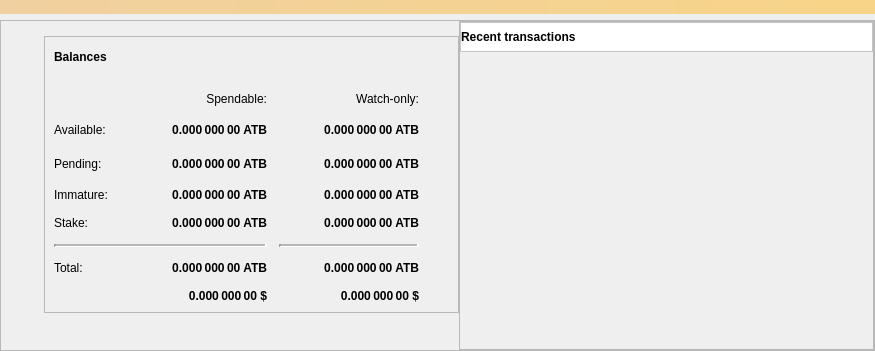
Above: src/qt/forms/overviewpage.ui from odrowonz/atbcoin-insight before the change. Below: the same form after it.
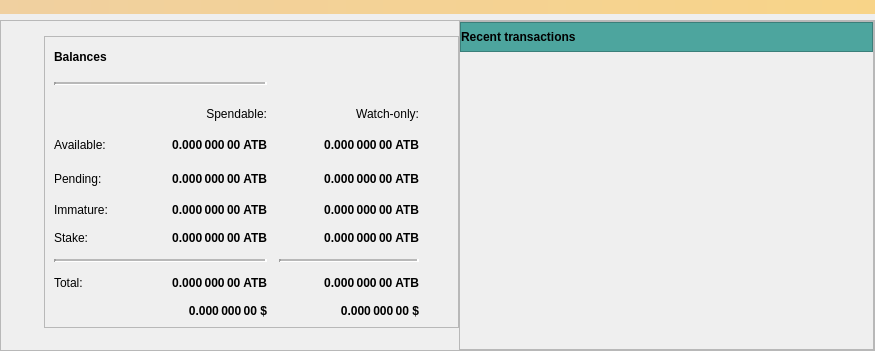
That is the form after the change. Icons and pictures are not drawn. Custom widgets are drawn as their Qt base class.

Patch:
```diff
--- a/src/qt/forms/overviewpage.ui
+++ b/src/qt/forms/overviewpage.ui
@@ -76,6 +76,9 @@
        <layout class="QHBoxLayout" name="horizontalLayout" stretch="1,1">
         <item>
          <layout class="QVBoxLayout" name="verticalLayout_2">
+          <property name="spacing">
+           <number>0</number>
+          </property>
           <property name="topMargin">
            <number>15</number>
           </property>
@@ -152,7 +155,7 @@
               </layout>
              </item>
              <item>
-              <spacer name="verticalSpacer_2">
+              <spacer name="verticalSpacer_3">
                <property name="orientation">
                 <enum>Qt::Vertical</enum>
                </property>
@@ -162,7 +165,7 @@
                <property name="sizeHint" stdset="0">
                 <size>
                  <width>20</width>
-                 <height>18</height>
+                 <height>8</height>
                 </size>
                </property>
               </spacer>
@@ -175,7 +178,7 @@
                <property name="verticalSpacing">
                 <number>14</number>
                </property>
-               <item row="5" column="3">
+               <item row="7" column="3">
                 <widget class="Line" name="lineWatchBalance">
                  <property name="sizePolicy">
                   <sizepolicy hsizetype="Preferred" vsizetype="Fixed">
@@ -200,14 +203,14 @@
                  </property>
                 </widget>
                </item>
-               <item row="6" column="0">
+               <item row="8" column="0">
                 <widget class="QLabel" name="labelTotalText">
                  <property name="text">
                   <string>Total:</string>
                  </property>
                 </widget>
                </item>
-               <item row="3" column="2">
+               <item row="5" column="2">
                 <widget class="QLabel" name="labelImmature">
                  <property name="font">
                   <font>
@@ -232,14 +235,14 @@
                  </property>
                 </widget>
                </item>
-               <item row="3" column="0">
+               <item row="5" column="0">
                 <widget class="QLabel" name="labelImmatureText">
                  <property name="text">
                   <string>Immature:</string>
                  </property>
                 </widget>
                </item>
-               <item row="6" column="2">
+               <item row="8" column="2">
                 <widget class="QLabel" name="labelTotal">
                  <property name="font">
                   <font>
@@ -264,7 +267,7 @@
                  </property>
                 </widget>
                </item>
-               <item row="6" column="3">
+               <item row="8" column="3">
                 <widget class="QLabel" name="labelWatchTotal">
                  <property name="font">
                   <font>
@@ -289,7 +292,7 @@
                  </property>
                 </widget>
                </item>
-               <item row="0" column="3">
+               <item row="2" column="3">
                 <widget class="QLabel" name="labelWatchonly">
                  <property name="text">
                   <string>Watch-only:</string>
@@ -299,14 +302,14 @@
                  </property>
                 </widget>
                </item>
-               <item row="1" column="0">
+               <item row="3" column="0">
                 <widget class="QLabel" name="labelBalanceText">
                  <property name="text">
                   <string>Available:</string>
                  </property>
                 </widget>
                </item>
-               <item row="1" column="2">
+               <item row="3" column="2">
                 <widget class="QLabel" name="labelBalance">
                  <property name="font">
                   <font>
@@ -331,7 +334,7 @@
                  </property>
                 </widget>
                </item>
-               <item row="1" column="3">
+               <item row="3" column="3">
                 <widget class="QLabel" name="labelWatchAvailable">
                  <property name="font">
                   <font>
@@ -356,14 +359,14 @@
                  </property>
                 </widget>
                </item>
-               <item row="2" column="0">
+               <item row="4" column="0">
                 <widget class="QLabel" name="labelPendingText">
                  <property name="text">
                   <string>Pending:</string>
                  </property>
                 </widget>
                </item>
-               <item row="0" column="2">
+               <item row="2" column="2">
                 <widget class="QLabel" name="labelSpendable">
                  <property name="text">
                   <string>Spendable:</string>
@@ -373,14 +376,14 @@
                  </property>
                 </widget>
                </item>
-               <item row="4" column="0">
+               <item row="6" column="0">
                 <widget class="QLabel" name="labelStakeText">
                  <property name="text">
                   <string>Stake:</string>
                  </property>
                 </widget>
                </item>
-               <item row="4" column="2">
+               <item row="6" column="2">
                 <widget class="QLabel" name="labelStake">
                  <property name="font">
                   <font>
@@ -405,7 +408,7 @@
                  </property>
                 </widget>
                </item>
-               <item row="4" column="3">
+               <item row="6" column="3">
                 <widget class="QLabel" name="labelWatchStake">
                  <property name="font">
                   <font>
@@ -430,7 +433,7 @@
                  </property>
                 </widget>
                </item>
-               <item row="1" column="1">
+               <item row="3" column="1">
                 <spacer name="horizontalSpacer_4">
                  <property name="orientation">
                   <enum>Qt::Horizontal</enum>
@@ -443,7 +446,7 @@
                  </property>
                 </spacer>
                </item>
-               <item row="2" column="1">
+               <item row="4" column="1">
                 <spacer name="horizontalSpacer_5">
                  <property name="orientation">
                   <enum>Qt::Horizontal</enum>
@@ -456,7 +459,7 @@
                  </property>
                 </spacer>
                </item>
-               <item row="2" column="3">
+               <item row="4" column="3">
                 <widget class="QLabel" name="labelWatchPending">
                  <property name="font">
                   <font>
@@ -481,7 +484,7 @@
                  </property>
                 </widget>
                </item>
-               <item row="2" column="2">
+               <item row="4" column="2">
                 <widget class="QLabel" name="labelUnconfirmed">
                  <property name="font">
                   <font>
@@ -506,7 +509,7 @@
                  </property>
                 </widget>
                </item>
-               <item row="3" column="3">
+               <item row="5" column="3">
                 <widget class="QLabel" name="labelWatchImmature">
                  <property name="font">
                   <font>
@@ -531,7 +534,7 @@
                  </property>
                 </widget>
                </item>
-               <item row="2" column="4">
+               <item row="4" column="4">
                 <spacer name="horizontalSpacer_2">
                  <property name="orientation">
                   <enum>Qt::Horizontal</enum>
@@ -547,38 +550,7 @@
                  </property>
                 </spacer>
                </item>
-               <item row="5" column="0" colspan="3">
-                <widget class="Line" name="line">
-                 <property name="sizeIncrement">
-                  <size>
-                   <width>0</width>
-                   <height>0</height>
-                  </size>
-                 </property>
-                 <property name="baseSize">
-                  <size>
-                   <width>0</width>
-                   <height>0</height>
-                  </size>
-                 </property>
-                 <property name="autoFillBackground">
-                  <bool>true</bool>
-                 </property>
-                 <property name="styleSheet">
-                  <string notr="true"/>
-                 </property>
-                 <property name="lineWidth">
-                  <number>2</number>
-                 </property>
-                 <property name="midLineWidth">
-                  <number>2</number>
-                 </property>
-                 <property name="orientation">
-                  <enum>Qt::Horizontal</enum>
-                 </property>
-                </widget>
-               </item>
-               <item row="7" column="2">
+               <item row="9" column="2">
                 <widget class="QLabel" name="LabelDollar">
                  <property name="font">
                   <font>
@@ -603,7 +575,7 @@
                  </property>
                 </widget>
                </item>
-               <item row="7" column="3">
+               <item row="9" column="3">
                 <widget class="QLabel" name="LabelDollar_watchonly">
                  <property name="font">
                   <font>
@@ -628,23 +600,113 @@
                  </property>
                 </widget>
                </item>
+               <item row="7" column="0" colspan="3">
+                <widget class="Line" name="line">
+                 <property name="sizeIncrement">
+                  <size>
+                   <width>0</width>
+                   <height>0</height>
+                  </size>
+                 </property>
+                 <property name="baseSize">
+                  <size>
+                   <width>0</width>
+                   <height>0</height>
+                  </size>
+                 </property>
+                 <property name="autoFillBackground">
+                  <bool>true</bool>
+                 </property>
+                 <property name="styleSheet">
+                  <string notr="true"/>
+                 </property>
+                 <property name="lineWidth">
+                  <number>2</number>
+                 </property>
+                 <property name="midLineWidth">
+                  <number>2</number>
+                 </property>
+                 <property name="orientation">
+                  <enum>Qt::Horizontal</enum>
+                 </property>
+                </widget>
+               </item>
+               <item row="0" column="0" colspan="3">
+                <widget class="Line" name="line_3">
+                 <property name="sizeIncrement">
+                  <size>
+                   <width>0</width>
+                   <height>0</height>
+                  </size>
+                 </property>
+                 <property name="baseSize">
+                  <size>
+                   <width>0</width>
+                   <height>0</height>
+                  </size>
+                 </property>
+                 <property name="autoFillBackground">
+                  <bool>true</bool>
+                 </property>
+                 <property name="styleSheet">
+                  <string notr="true"/>
+                 </property>
+                 <property name="lineWidth">
+                  <number>2</number>
+                 </property>
+                 <property name="midLineWidth">
+                  <number>2</number>
+                 </property>
+                 <property name="orientation">
+                  <enum>Qt::Horizontal</enum>
+                 </property>
+                </widget>
+               </item>
+               <item row="1" column="2">
+                <spacer name="verticalSpacer_2">
+                 <property name="orientation">
+                  <enum>Qt::Vertical</enum>
+                 </property>
+                 <property name="sizeType">
+                  <enum>QSizePolicy::Fixed</enum>
+                 </property>
+                 <property name="sizeHint" stdset="0">
+                  <size>
+                   <width>20</width>
+                   <height>8</height>
+                  </size>
+                 </property>
+                </spacer>
+               </item>
               </layout>
              </item>
             </layout>
            </widget>
           </item>
           <item>
-           <spacer name="verticalSpacer">
-            <property name="orientation">
-             <enum>Qt::Vertical</enum>
+           <widget class="BackgroundImage" name="backgroundImage">
+            <property name="sizePolicy">
+             <sizepolicy hsizetype="Expanding" vsizetype="Expanding">
+              <horstretch>0</horstretch>
+              <verstretch>0</verstretch>
+             </sizepolicy>
             </property>
-            <property name="sizeHint" stdset="0">
-             <size>
-              <width>20</width>
-              <height>40</height>
-             </size>
+            <property name="styleSheet">
+             <string notr="true"/>
             </property>
-           </spacer>
+            <property name="text">
+             <string/>
+            </property>
+            <property name="scaledContents">
+             <bool>false</bool>
+            </property>
+            <property name="alignment">
+             <set>Qt::AlignLeading|Qt::AlignLeft|Qt::AlignVCenter</set>
+            </property>
+            <property name="textInteractionFlags">
+             <set>Qt::NoTextInteraction</set>
+            </property>
+           </widget>
           </item>
          </layout>
         </item>
@@ -692,7 +754,7 @@
                 </size>
                </property>
                <property name="styleSheet">
-                <string notr="true">background-color: rgb(255, 255, 255);</string>
+                <string notr="true">background-color: rgb(77,165,158);</string>
                </property>
                <property name="locale">
                 <locale language="Russian" country="Russia"/>
@@ -838,6 +900,13 @@
    </item>
   </layout>
  </widget>
+ <customwidgets>
+  <customwidget>
+   <class>BackgroundImage</class>
+   <extends>QLabel</extends>
+   <header location="global">backgroundimage.h</header>
+  </customwidget>
+ </customwidgets>
  <resources>
   <include location="../bitcoin.qrc"/>
  </resources>
```
